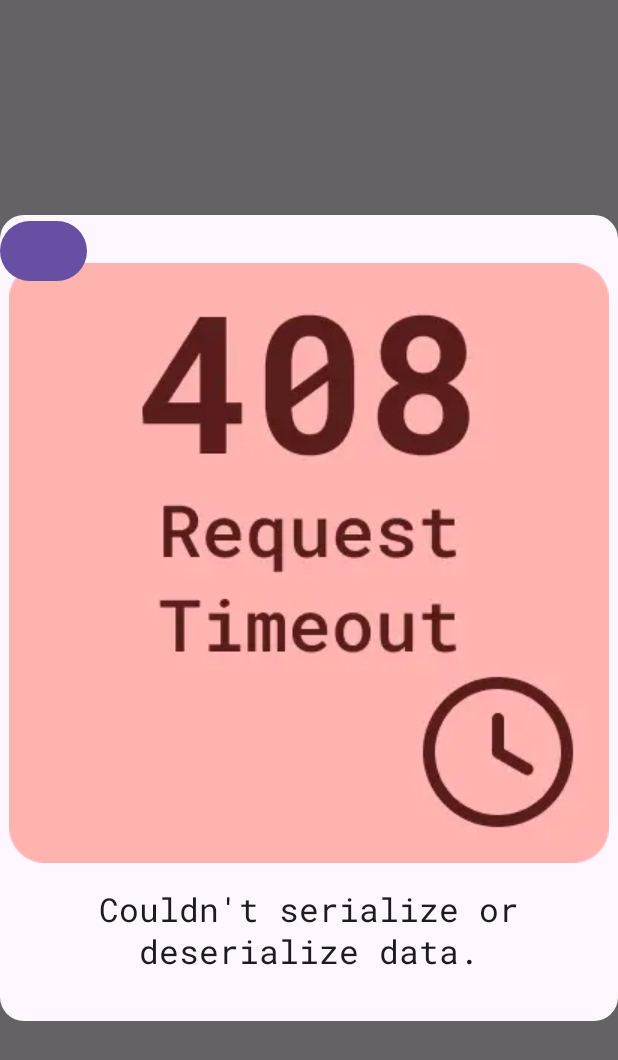
After one commit to Obidiaa/CryptoApp, an Android app built with Jetpack Compose: the composable ErrorDialog shown on its own in the app's theme, on a phone screen of 412 x 824 dp. The commit adds this screen. Shown: the top 1060 px of the screen. Run offline under Robolectric (Android 15) with nearby library versions, the phone set to English and light mode, and no system bars.

Commit message:
add error design

```diff
--- /dev/null
+++ b/app/src/main/java/com/obidia/cryptoapp/core/presentation/util/ErrorDialog.kt
@@ -0,0 +1,79 @@
+package com.obidia.cryptoapp.core.presentation.util
+
+import androidx.compose.foundation.Image
+import androidx.compose.foundation.background
+import androidx.compose.foundation.layout.Arrangement
+import androidx.compose.foundation.layout.Column
+import androidx.compose.foundation.layout.Spacer
+import androidx.compose.foundation.layout.height
+import androidx.compose.foundation.shape.RoundedCornerShape
+import androidx.compose.material3.Button
+import androidx.compose.material3.MaterialTheme
+import androidx.compose.material3.Text
+import androidx.compose.runtime.Composable
+import androidx.compose.runtime.mutableStateOf
+import androidx.compose.runtime.remember
+import androidx.compose.ui.Alignment
+import androidx.compose.ui.Modifier
+import androidx.compose.ui.res.painterResource
+import androidx.compose.ui.res.stringResource
+import androidx.compose.ui.text.font.FontWeight
+import androidx.compose.ui.text.style.TextAlign
+import androidx.compose.ui.tooling.preview.PreviewLightDark
+import androidx.compose.ui.unit.dp
+import androidx.compose.ui.window.Dialog
+import com.obidia.cryptoapp.R
+import com.obidia.cryptoapp.ui.theme.CryptoAppTheme
+import com.obidia.cryptoapp.ui.theme.RobotoMono
+
+@Composable
+fun ErrorDialog(isShowDialog: Boolean, txtButton: String = "Try", onClick: () -> Unit) {
+    val isShow = remember { mutableStateOf(false) }
+    isShow.value = isShowDialog
+
+    Dialog(
+        onDismissRequest = {
+            isShow.value = false
+        }
+    ) {
+        Column(
+            horizontalAlignment = Alignment.CenterHorizontally,
+            modifier = Modifier.background(
+                MaterialTheme.colorScheme.surface,
+                shape = RoundedCornerShape(16.dp)
+            ),
+            verticalArrangement = Arrangement.spacedBy(16.dp)
+        ) {
+            Spacer(Modifier.height(16.dp))
+
+            Image(
+                painter = painterResource(R.drawable.ic_408_dark),
+                contentDescription = ""
+            )
+
+            Text(
+                style = MaterialTheme.typography.titleLarge.copy(
+                    fontFamily = RobotoMono,
+                    fontWeight = FontWeight.Medium,
+                    textAlign = TextAlign.Center,
+                    color = MaterialTheme.colorScheme.onSurface
+                ),
+                text = stringResource(R.string.error_serialization)
+            )
+
+            Spacer(Modifier.height(16.dp))
+        }
+
+        Button(onClick = { onClick.invoke() }) {
+            Text("")
+        }
+    }
+}
+
+@PreviewLightDark
+@Composable
+fun ErrorDialogPreview() {
+    CryptoAppTheme {
+        ErrorDialog(isShowDialog = true) {}
+    }
+}
--- a/app/src/main/java/com/obidia/cryptoapp/crypto/presentation/cryptolist/CryptoListScreen.kt
+++ b/app/src/main/java/com/obidia/cryptoapp/crypto/presentation/cryptolist/CryptoListScreen.kt
@@ -145,6 +145,8 @@ fun PreviewCoinListScreen() {
                 },
                 isLoading = false
             ),
-        ) { }
+        ) {
+
+        }
     }
 }
--- a/app/src/main/res/values/strings.xml
+++ b/app/src/main/res/values/strings.xml
@@ -1,3 +1,8 @@
 <resources>
     <string name="app_name">Crypto App</string>
+    <string name="error_request_timeout">The request timed out.</string>
+    <string name="error_too_many_requests">Oops, it seems like your quota is exceeded.</string>
+    <string name="error_no_internet">Couldn\'t connect to server, please check your internet connection.</string>
+    <string name="error_unknown">Something went wrong. Please try again later.</string>
+    <string name="error_serialization">Couldn\'t serialize or deserialize data.</string>
 </resources>
```
Also changed, not shown: app/src/main/java/com/obidia/cryptoapp/core/presentation/util/ErrorDataState.kt (added, +7 -0 lines), app/src/main/res/drawable/ic_408_dark.webp (added), app/src/main/res/drawable/ic_408_light.webp (added), app/src/main/res/drawable/ic_429_dark.webp (added), app/src/main/res/drawable/ic_429_light.webp (added), app/src/main/res/drawable/ic_no_internet_dark.webp (added), app/src/main/res/drawable/ic_no_internet_light.webp (added), app/src/main/res/drawable/ic_serialization_dark.webp (added), app/src/main/res/drawable/ic_serialization_light.webp (added), app/src/main/res/drawable/ic_server_error_dark.webp (added), app/src/main/res/drawable/ic_server_error_light.webp (added), app/src/main/res/drawable/ic_unknown_dark.webp (added), app/src/main/res/drawable/ic_unknown_light.webp (added).
